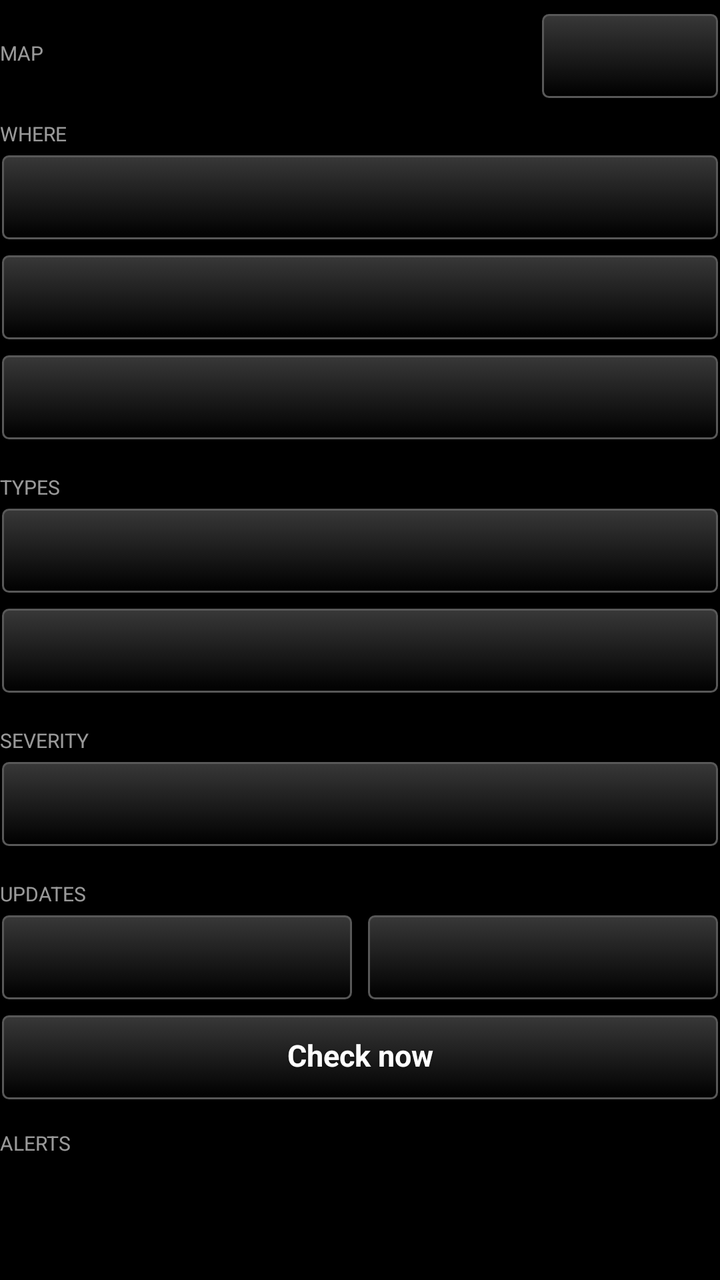
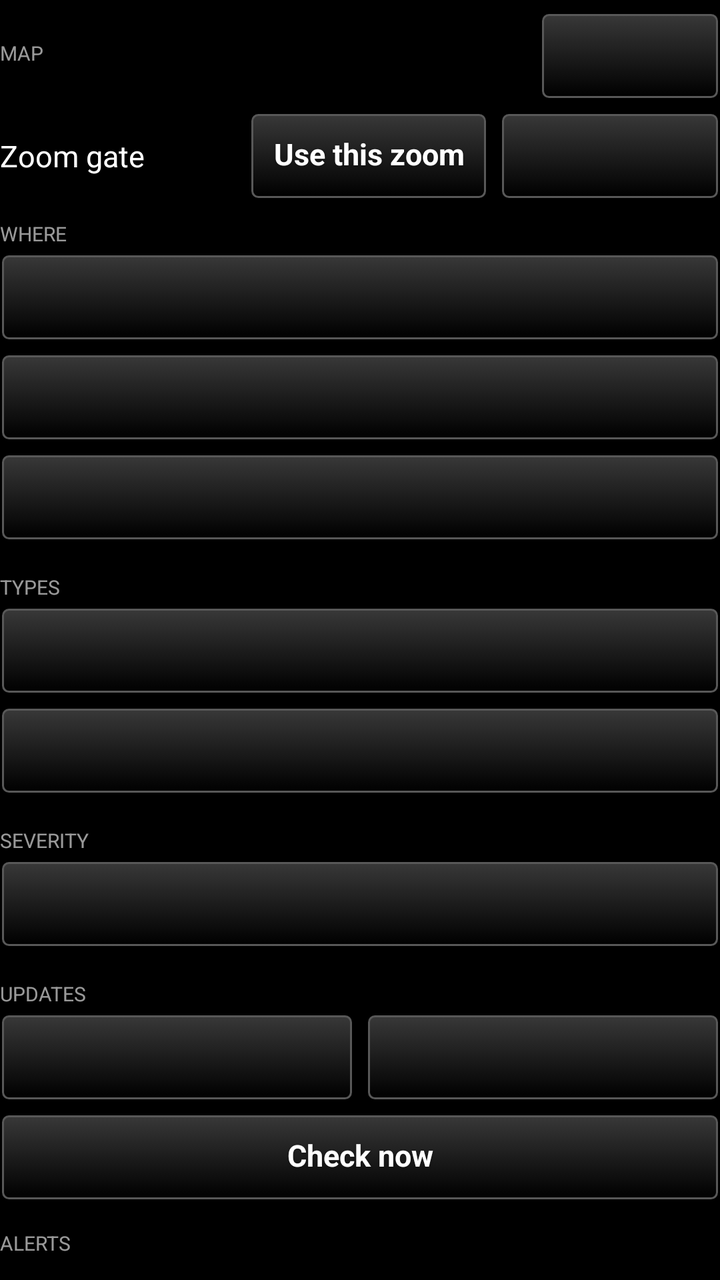

Before-and-after screenshots of an Android layout around one commit, followed by the original layout XML and the change that was made.
<!-- AndroidManifest.xml: application theme AppTheme -->
<!-- res/layout/controls_header.xml -->
<?xml version="1.0" encoding="utf-8"?>
<LinearLayout xmlns:android="http://schemas.android.com/apk/res/android"
    android:layout_width="match_parent"
    android:layout_height="wrap_content"
    android:orientation="vertical">

    
    <LinearLayout
        android:layout_width="match_parent"
        android:layout_height="wrap_content"
        android:orientation="horizontal"
        android:gravity="center_vertical"
        android:paddingTop="6dp">

        <TextView
            style="@style/TakwerxSectionHeading"
            android:layout_width="0dp"
            android:layout_weight="1"
            android:layout_height="wrap_content"
            android:paddingTop="0dp"
            android:text="@string/heading_map" />

        <Button
            android:id="@+id/btn_all"
            style="@style/TakwerxButton"
            android:layout_width="wrap_content"
            android:layout_height="wrap_content"
            android:minWidth="90dp" />
    </LinearLayout>

    
    <Button
        android:id="@+id/btn_map_key"
        style="@style/TakwerxButton"
        android:layout_width="match_parent"
        android:layout_height="wrap_content"
        android:layout_marginTop="6dp"
        android:visibility="gone"
        android:text="@string/map_key_show" />

    <LinearLayout
        android:id="@+id/map_key"
        android:layout_width="match_parent"
        android:layout_height="wrap_content"
        android:orientation="vertical"
        android:paddingTop="6dp"
        android:paddingLeft="4dp"
        android:visibility="gone" />

    <TextView
        style="@style/TakwerxSectionHeading"
        android:layout_width="match_parent"
        android:layout_height="wrap_content"
        android:text="@string/heading_where" />

    <Button
        android:id="@+id/btn_regions"
        style="@style/TakwerxButton"
        android:layout_width="match_parent"
        android:layout_height="wrap_content"
        android:layout_marginBottom="6dp" />

    <Button
        android:id="@+id/btn_states"
        style="@style/TakwerxButton"
        android:layout_width="match_parent"
        android:layout_height="wrap_content"
        android:layout_marginBottom="6dp" />

    <Button
        android:id="@+id/btn_counties"
        style="@style/TakwerxButton"
        android:layout_width="match_parent"
        android:layout_height="wrap_content"
        android:layout_marginBottom="6dp" />

    <TextView
        style="@style/TakwerxSectionHeading"
        android:layout_width="match_parent"
        android:layout_height="wrap_content"
        android:text="@string/heading_types" />

    <Button
        android:id="@+id/btn_categories"
        style="@style/TakwerxButton"
        android:layout_width="match_parent"
        android:layout_height="wrap_content"
        android:layout_marginBottom="6dp" />

    <Button
        android:id="@+id/btn_events"
        style="@style/TakwerxButton"
        android:layout_width="match_parent"
        android:layout_height="wrap_content"
        android:layout_marginBottom="6dp" />

    <TextView
        style="@style/TakwerxSectionHeading"
        android:layout_width="match_parent"
        android:layout_height="wrap_content"
        android:text="@string/heading_severity" />

    <Button
        android:id="@+id/btn_severity"
        style="@style/TakwerxButton"
        android:layout_width="match_parent"
        android:layout_height="wrap_content"
        android:layout_marginBottom="6dp" />

    <TextView
        style="@style/TakwerxSectionHeading"
        android:layout_width="match_parent"
        android:layout_height="wrap_content"
        android:text="@string/heading_updates" />

    <LinearLayout
        android:layout_width="match_parent"
        android:layout_height="wrap_content"
        android:orientation="horizontal">

        <Button
            android:id="@+id/btn_interval"
            style="@style/TakwerxButton"
            android:layout_width="0dp"
            android:layout_weight="1"
            android:layout_height="wrap_content"
            android:layout_marginRight="3dp" />

        <Button
            android:id="@+id/btn_notify"
            style="@style/TakwerxButton"
            android:layout_width="0dp"
            android:layout_weight="1"
            android:layout_height="wrap_content"
            android:layout_marginLeft="3dp" />
    </LinearLayout>

    <Button
        android:id="@+id/btn_refresh"
        style="@style/TakwerxButton"
        android:layout_width="match_parent"
        android:layout_height="wrap_content"
        android:layout_marginTop="6dp"
        android:text="@string/refresh_now" />

    <TextView
        android:id="@+id/alerts_heading"
        style="@style/TakwerxSectionHeading"
        android:layout_width="match_parent"
        android:layout_height="wrap_content"
        android:paddingTop="14dp"
        android:text="@string/heading_alerts" />

</LinearLayout>
<!-- resources referenced by this layout -->
<resources>
  <string name="heading_alerts">Alerts</string>
  <string name="heading_map">Map</string>
  <string name="heading_severity">Severity</string>
  <string name="heading_types">Types</string>
  <string name="heading_updates">Updates</string>
  <string name="heading_where">Where</string>
  <string name="map_key_show">Show map key</string>
  <string name="refresh_now">Check now</string>
  <style name="TakwerxButton" parent="@style/darkButton">
          <item name="android:paddingLeft">12dp</item>
          <item name="android:paddingRight">12dp</item>
          <item name="android:paddingTop">6dp</item>
          <item name="android:paddingBottom">8dp</item>
          <item name="android:minHeight">44dp</item>
          <item name="android:minWidth">0dp</item>
          <item name="android:textSize">15sp</item>
          <item name="android:singleLine">true</item>
          <item name="android:ellipsize">end</item>
      </style>
  <style name="TakwerxSectionHeading">
          <item name="android:textSize">10sp</item>
          <item name="android:textAllCaps">true</item>
          <item name="android:textColor">@color/white</item>
          <item name="android:alpha">0.6</item>
          <item name="android:paddingTop">10dp</item>
          <item name="android:paddingBottom">3dp</item>
      </style>
  <style name="AppTheme" parent="@android:style/Theme.Holo">
          <item name="android:buttonStyle">@android:style/Widget.Button</item>
          <item name="android:imageButtonStyle">@android:style/Widget.Button</item>
          <item name="android:buttonStyleToggle">@android:style/Widget.Button</item>
          <item name="android:spinnerStyle">@style/ATAKSpinner</item>
          <item name="android:spinnerItemStyle">@style/ATAKSpinnerItem</item>
          <item name="android:editTextStyle">@style/ATAKEditText</item>
      </style>
  <style name="darkButton" parent="@android:style/Widget.Button">
          <item name="android:background">@drawable/btn_gray</item>
          <item name="android:shadowColor">@color/darker_gray</item>
          <item name="android:shadowDy">1</item>
          <item name="android:shadowRadius">2</item>
          <item name="android:textColor">@color/white</item>
          <item name="android:textStyle">bold</item>
          <item name="android:paddingTop">0dp</item>
          <item name="android:paddingBottom">3dp</item>
          <item name="android:textSize">@dimen/fontSize</item>
      </style>
  <color name="white">#ffffff</color>
  <style name="ATAKSpinner" parent="@android:style/Widget.Spinner">
          <item name="android:spinnerMode">dialog</item>
      </style>
  <style name="ATAKSpinnerItem">
          <item name="android:textColor">@android:color/white</item>
          <item name="android:dropDownVerticalOffset">0dip</item>
          <item name="android:dropDownHorizontalOffset">0dip</item>
          <item name="android:dropDownWidth">wrap_content</item>
          <item name="android:gravity">left|center_vertical</item>
      </style>
  <style name="ATAKEditText" parent="@android:style/Widget.EditText">
          
          
  
          
          <item name="android:imeOptions">flagNoFullscreen</item>
      </style>
  <color name="darker_gray">#121212</color>
  <dimen name="fontSize">14sp</dimen>
  <!-- drawable new_dark_button_disabled (drawable) -->
  <?xml version="1.0" encoding="utf-8"?>
  <layer-list xmlns:android="http://schemas.android.com/apk/res/android">
      <item android:bottom="1dp" android:right="1dp" android:left="1dp" android:top="1dp">
          <shape android:shape="rectangle">
              <corners android:radius="3dp" />
              <stroke
                  android:width="1dp"
                  android:color="#484848" />
              <solid android:color="#484848" />
          </shape>
      </item>
  </layer-list>
  <!-- unchanged entries left out for length: 3 -->
</resources>

<!-- the commit's change to res/layout/controls_header.xml (unified diff, before → after) -->
@@ -26,6 +26,39 @@
             android:layout_width="wrap_content"
             android:layout_height="wrap_content"
             android:minWidth="90dp" />
+    </LinearLayout>
+
+    
+    <LinearLayout
+        android:layout_width="match_parent"
+        android:layout_height="wrap_content"
+        android:orientation="horizontal"
+        android:gravity="center_vertical"
+        android:paddingTop="6dp">
+
+        <TextView
+            android:layout_width="0dp"
+            android:layout_weight="1"
+            android:layout_height="wrap_content"
+            android:textSize="15sp"
+            android:textColor="@color/white"
+            android:text="@string/zoom_gate" />
+
+        <Button
+            android:id="@+id/btn_use_zoom"
+            style="@style/TakwerxButton"
+            android:layout_width="wrap_content"
+            android:layout_height="wrap_content"
+            android:minWidth="72dp"
+            android:text="@string/use_this_zoom" />
+
+        <Button
+            android:id="@+id/btn_gate"
+            style="@style/TakwerxButton"
+            android:layout_width="wrap_content"
+            android:layout_height="wrap_content"
+            android:layout_marginLeft="6dp"
+            android:minWidth="110dp" />
     </LinearLayout>
 
     
<!-- resource entries referenced after the edit -->
@@ -8,6 +8,8 @@
   <string name="heading_where">Where</string>
   <string name="map_key_show">Show map key</string>
   <string name="refresh_now">Check now</string>
+  <string name="use_this_zoom">Use this zoom</string>
+  <string name="zoom_gate">Zoom gate</string>
   <style name="TakwerxButton" parent="@style/darkButton">
           <item name="android:paddingLeft">12dp</item>
           <item name="android:paddingRight">12dp</item>
